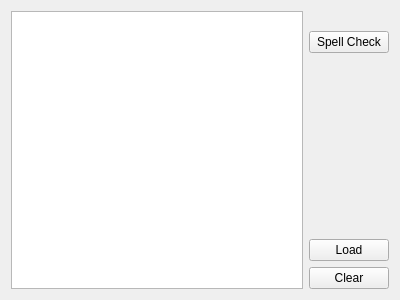
Old version of the form spellcheckerwindow.ui in the repository khchanel/SpellChecker.
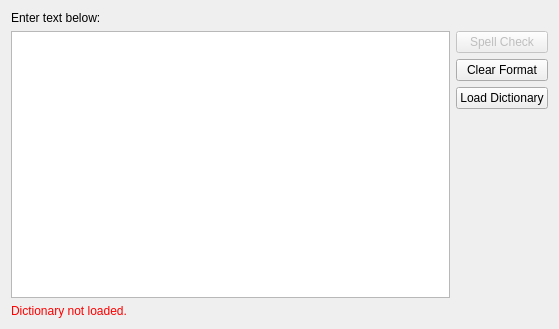
New version of the form.

The edit to the form file:
```diff
--- a/spellcheckerwindow.ui
+++ b/spellcheckerwindow.ui
@@ -6,14 +6,21 @@
    <rect>
     <x>0</x>
     <y>0</y>
-    <width>400</width>
-    <height>300</height>
+    <width>559</width>
+    <height>329</height>
    </rect>
   </property>
   <property name="windowTitle">
    <string>SpellCheckerWindow</string>
   </property>
   <layout class="QVBoxLayout" name="verticalLayout_2">
+   <item>
+    <widget class="QLabel" name="textEditLabel">
+     <property name="text">
+      <string>Enter text below:</string>
+     </property>
+    </widget>
+   </item>
    <item>
     <layout class="QHBoxLayout" name="horizontalLayout">
      <item>
@@ -21,29 +28,30 @@
      </item>
      <item>
       <layout class="QVBoxLayout" name="verticalLayout">
-       <item>
-        <spacer name="verticalSpacer_2">
-         <property name="orientation">
-          <enum>Qt::Vertical</enum>
-         </property>
-         <property name="sizeType">
-          <enum>QSizePolicy::Preferred</enum>
-         </property>
-         <property name="sizeHint" stdset="0">
-          <size>
-           <width>0</width>
-           <height>20</height>
-          </size>
-         </property>
-        </spacer>
-       </item>
        <item>
         <widget class="QPushButton" name="spellButton">
+         <property name="enabled">
+          <bool>false</bool>
+         </property>
          <property name="text">
           <string>Spell Check</string>
          </property>
         </widget>
        </item>
+       <item>
+        <widget class="QPushButton" name="clearButton">
+         <property name="text">
+          <string>Clear Format</string>
+         </property>
+        </widget>
+       </item>
+       <item>
+        <widget class="QPushButton" name="loadButton">
+         <property name="text">
+          <string>Load Dictionary</string>
+         </property>
+        </widget>
+       </item>
        <item>
         <spacer name="verticalSpacer">
          <property name="orientation">
@@ -57,24 +65,17 @@
          </property>
         </spacer>
        </item>
-       <item>
-        <widget class="QPushButton" name="loadButton">
-         <property name="text">
-          <string>Load</string>
-         </property>
-        </widget>
-       </item>
-       <item>
-        <widget class="QPushButton" name="clearButton">
-         <property name="text">
-          <string>Clear</string>
-         </property>
-        </widget>
-       </item>
       </layout>
      </item>
     </layout>
    </item>
+   <item>
+    <widget class="QLabel" name="status">
+     <property name="text">
+      <string>&lt;font color=&quot;red&quot;&gt;Dictionary not loaded.&lt;/font&gt;</string>
+     </property>
+    </widget>
+   </item>
   </layout>
  </widget>
  <layoutdefault spacing="6" margin="11"/>
```
Left out of the diff: 2 changed lines with no effect on the pictures.
